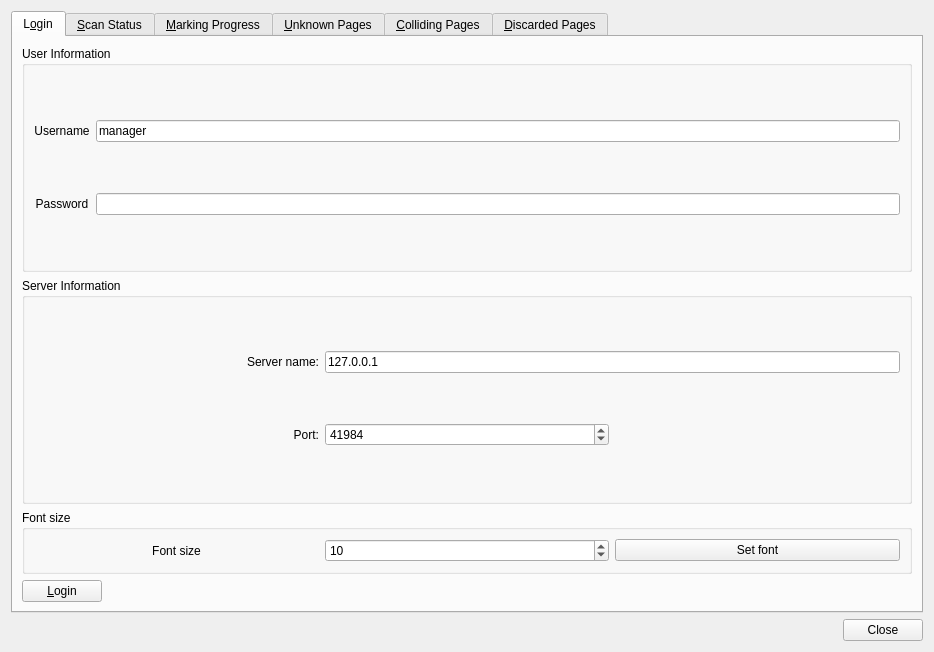
plomgrading/plom, file qtCreatorFiles/ui_iic.ui: the form before one commit.
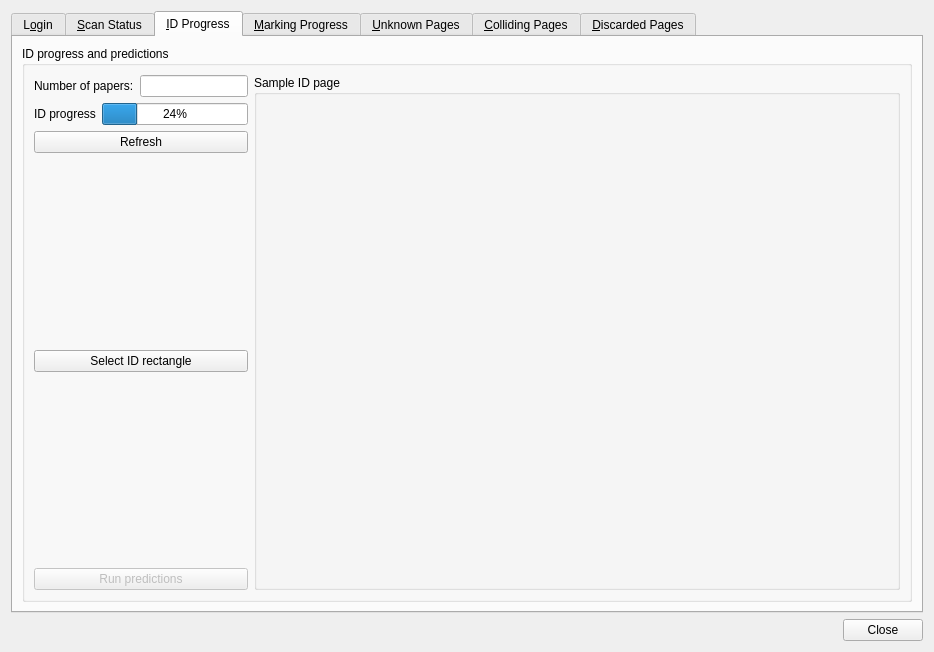
The form after the commit. The open tabs and pages were chosen to show the change.

```diff
--- a/qtCreatorFiles/ui_iic.ui
+++ b/qtCreatorFiles/ui_iic.ui
@@ -350,6 +350,125 @@
        </item>
       </layout>
      </widget>
+     <widget class="QWidget" name="tab_3">
+      <attribute name="title">
+       <string>&amp;ID Progress</string>
+      </attribute>
+      <layout class="QVBoxLayout" name="verticalLayout_10">
+       <item>
+        <widget class="QGroupBox" name="groupBox_2">
+         <property name="title">
+          <string>ID progress and predictions</string>
+         </property>
+         <layout class="QHBoxLayout" name="horizontalLayout_11">
+          <item>
+           <layout class="QVBoxLayout" name="verticalLayout_11">
+            <item>
+             <layout class="QHBoxLayout" name="horizontalLayout_9">
+              <item>
+               <widget class="QLabel" name="label_3">
+                <property name="text">
+                 <string>Number of papers:</string>
+                </property>
+               </widget>
+              </item>
+              <item>
+               <widget class="QLineEdit" name="papersLE">
+                <property name="readOnly">
+                 <bool>true</bool>
+                </property>
+               </widget>
+              </item>
+             </layout>
+            </item>
+            <item>
+             <layout class="QHBoxLayout" name="horizontalLayout_10">
+              <item>
+               <widget class="QLabel" name="label_4">
+                <property name="text">
+                 <string>ID progress</string>
+                </property>
+               </widget>
+              </item>
+              <item>
+               <widget class="QProgressBar" name="idPB">
+                <property name="value">
+                 <number>24</number>
+                </property>
+               </widget>
+              </item>
+             </layout>
+            </item>
+            <item>
+             <widget class="QPushButton" name="refreshIDButon">
+              <property name="text">
+               <string>Refresh</string>
+              </property>
+             </widget>
+            </item>
+            <item>
+             <spacer name="verticalSpacer">
+              <property name="orientation">
+               <enum>Qt::Vertical</enum>
+              </property>
+              <property name="sizeHint" stdset="0">
+               <size>
+                <width>20</width>
+                <height>40</height>
+               </size>
+              </property>
+             </spacer>
+            </item>
+            <item>
+             <widget class="QPushButton" name="selectRectButton">
+              <property name="text">
+               <string>Select ID rectangle</string>
+              </property>
+             </widget>
+            </item>
+            <item>
+             <spacer name="verticalSpacer_2">
+              <property name="orientation">
+               <enum>Qt::Vertical</enum>
+              </property>
+              <property name="sizeHint" stdset="0">
+               <size>
+                <width>20</width>
+                <height>40</height>
+               </size>
+              </property>
+             </spacer>
+            </item>
+            <item>
+             <widget class="QPushButton" name="predictButton">
+              <property name="enabled">
+               <bool>false</bool>
+              </property>
+              <property name="text">
+               <string>Run predictions</string>
+              </property>
+             </widget>
+            </item>
+           </layout>
+          </item>
+          <item>
+           <widget class="QGroupBox" name="idGB">
+            <property name="sizePolicy">
+             <sizepolicy hsizetype="Preferred" vsizetype="Preferred">
+              <horstretch>1</horstretch>
+              <verstretch>0</verstretch>
+             </sizepolicy>
+            </property>
+            <property name="title">
+             <string>Sample ID page</string>
+            </property>
+           </widget>
+          </item>
+         </layout>
+        </widget>
+       </item>
+      </layout>
+     </widget>
      <widget class="QWidget" name="progressTab">
       <property name="enabled">
        <bool>false</bool>
```
Left out of the diff: 4 changed lines with no effect on the pictures.
